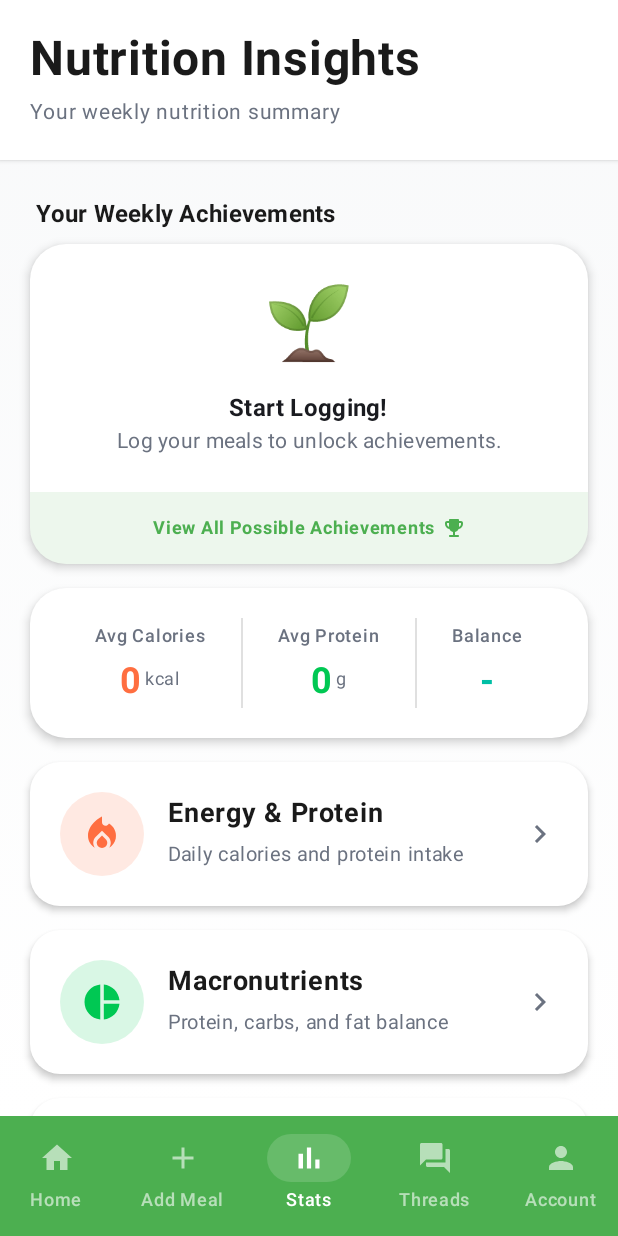
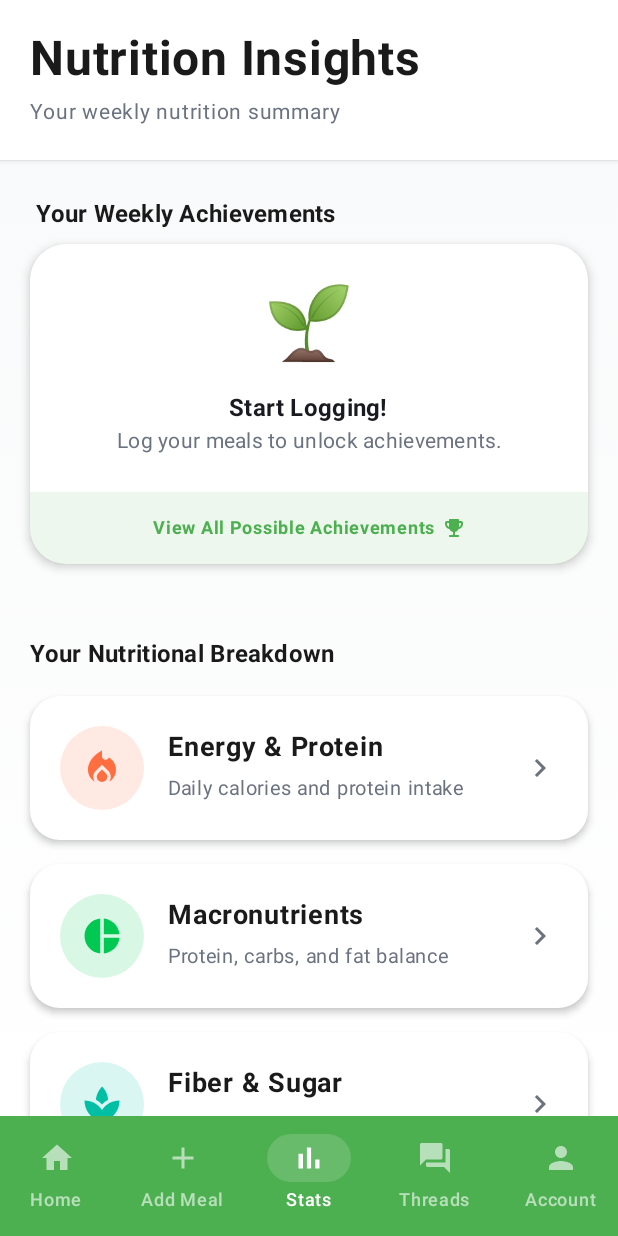
Before and after one commit to Nadavas/DietApp, an Android app built with Jetpack Compose: the StatisticsScreen screen opened through its navigation route, on a phone screen of 412 x 824 dp. Run offline under Robolectric (Android 15) with nearby library versions, the phone set to English and light mode, and no system bars; our stand-ins replace Firebase (no records; nobody signed in at launch, a user with empty details on screens opened directly); Roboto replaces fonts that are not available here.

Commit message:
removed avg bar from stats screen and replaced with title

```diff
--- a/app/src/main/java/com/nadavariel/dietapp/screens/StatisticsScreen.kt
+++ b/app/src/main/java/com/nadavariel/dietapp/screens/StatisticsScreen.kt
@@ -77,12 +77,16 @@ fun StatisticsScreen(
                     )
                 }
 
-                // Hero Stats
                 item {
-                    HeroStatsRow(
-                        caloriesAvg = if (weeklyCalories.isNotEmpty()) weeklyCalories.values.average().toInt() else 0,
-                        proteinAvg = if (weeklyProtein.isNotEmpty()) weeklyProtein.values.average().toInt() else 0,
-                        macroBalance = weeklyMacroPercentages
+                    Spacer(modifier = Modifier.height(16.dp))
+                }
+
+                item {
+                    Text(
+                        text = "Your Nutritional Breakdown",
+                        style = MaterialTheme.typography.titleMedium,
+                        fontWeight = FontWeight.Bold,
+                        color = AppTheme.colors.textPrimary
                     )
                 }
 
@@ -360,101 +364,6 @@ private fun ModernHeader() {
 }
 
 @Composable
-private fun HeroStatsRow(
-    caloriesAvg: Int,
-    proteinAvg: Int,
-    macroBalance: Map<String, Float>
-) {
-    Card(
-        modifier = Modifier.fillMaxWidth(),
-        shape = RoundedCornerShape(24.dp),
-        colors = CardDefaults.cardColors(containerColor = AppTheme.colors.cardBackground),
-        elevation = CardDefaults.cardElevation(defaultElevation = 4.dp)
-    ) {
-        Row(
-            modifier = Modifier
-                .fillMaxWidth()
-                .padding(20.dp),
-            horizontalArrangement = Arrangement.SpaceEvenly
-        ) {
-            HeroStatItem(
-                label = "Avg Calories",
-                value = "$caloriesAvg",
-                unit = "kcal",
-                color = AppTheme.colors.warmOrange
-            )
-
-            Box(
-                modifier = Modifier
-                    .width(1.dp)
-                    .height(60.dp)
-                    .background(AppTheme.colors.statsBackground)
-            )
-
-            HeroStatItem(
-                label = "Avg Protein",
-                value = "$proteinAvg",
-                unit = "g",
-                color = AppTheme.colors.statsGreen
-            )
-
-            Box(
-                modifier = Modifier
-                    .width(1.dp)
-                    .height(60.dp)
-                    .background(AppTheme.colors.statsBackground)
-            )
-
-            HeroStatItem(
-                label = "Balance",
-                value = if (macroBalance.values.any { it > 0 }) "✓" else "-",
-                unit = "",
-                color = AppTheme.colors.accentTeal
-            )
-        }
-    }
-}
-
-@Composable
-private fun HeroStatItem(
-    label: String,
-    value: String,
-    unit: String,
-    color: Color
-) {
-    Column(
-        horizontalAlignment = Alignment.CenterHorizontally,
-        verticalArrangement = Arrangement.spacedBy(4.dp)
-    ) {
-        Text(
-            text = label,
-            fontSize = 12.sp,
-            color = AppTheme.colors.textSecondary,
-            fontWeight = FontWeight.Medium
-        )
-        Row(
-            verticalAlignment = Alignment.Bottom,
-            horizontalArrangement = Arrangement.spacedBy(2.dp)
-        ) {
-            Text(
-                text = value,
-                fontSize = 24.sp,
-                fontWeight = FontWeight.Bold,
-                color = color
-            )
-            if (unit.isNotEmpty()) {
-                Text(
-                    text = unit,
-                    fontSize = 12.sp,
-                    color = AppTheme.colors.textSecondary,
-                    modifier = Modifier.padding(bottom = 3.dp)
-                )
-            }
-        }
-    }
-}
-
-@Composable
 private fun CategoryCard(
     title: String,
     subtitle: String,
```
